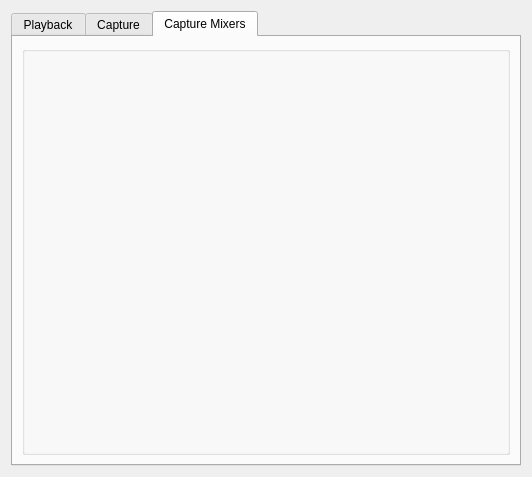
Qt form plugins/alsa-sound/alsa-sound-configuration-ui.ui (pbek/kradio) before a commit.
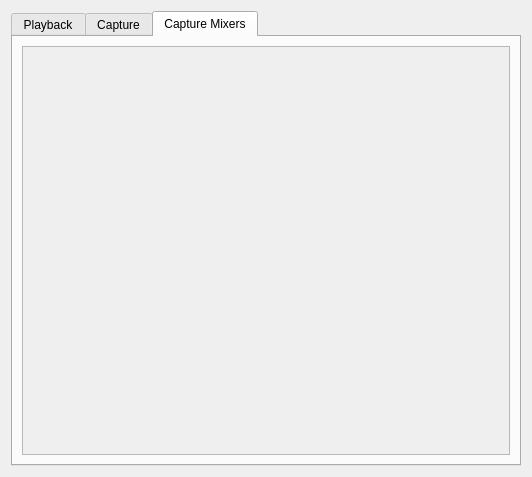
The same form after that commit. The open tabs and pages were chosen to show the change. Custom widgets are drawn as their Qt base class.

Commit message:
alsa: use directly a scroll area in the mixer configuration
instead of placing a flat group box and then adding a scroll area at
runtime, directly put only the scroll area

The edit to the form file:
```diff
--- a/plugins/alsa-sound/alsa-sound-configuration-ui.ui
+++ b/plugins/alsa-sound/alsa-sound-configuration-ui.ui
@@ -637,19 +637,20 @@
       </attribute>
       <layout class="QGridLayout" name="gridLayout_gen2">
        <item row="0" column="0">
-        <widget class="QGroupBox" name="m_groupMixer">
-         <property name="title">
-          <string/>
-         </property>
-         <property name="flat">
+        <widget class="QScrollArea" name="m_groupMixerScrollView">
+         <property name="widgetResizable">
           <bool>true</bool>
          </property>
-         <property name="checkable">
-          <bool>false</bool>
-         </property>
-         <property name="lineWidth" stdset="0">
-          <number>0</number>
-         </property>
+         <widget class="QWidget" name="scrollAreaWidgetContents">
+          <property name="geometry">
+           <rect>
+            <x>0</x>
+            <y>0</y>
+            <width>488</width>
+            <height>412</height>
+           </rect>
+          </property>
+         </widget>
         </widget>
        </item>
       </layout>
```
The commit also changes 2 other files.
